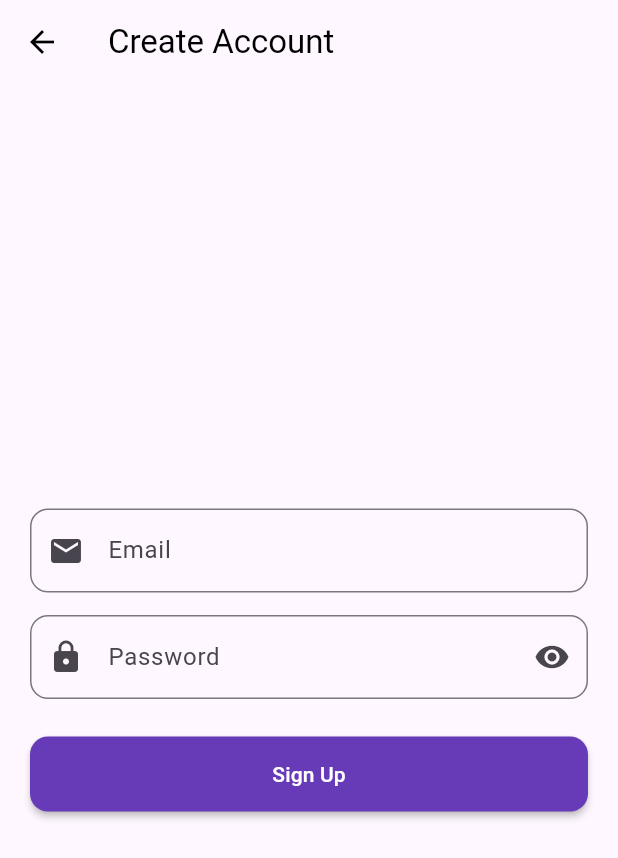
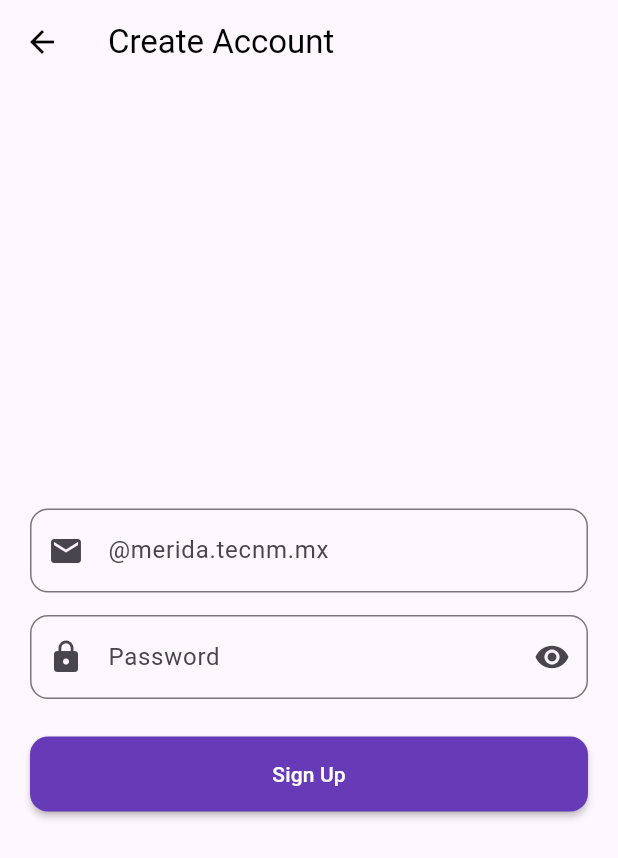
Before and after one commit to RobertoBasto/login_bear_animation, a Flutter app: the screen it shows after launch, after a tap on "Forgot password?", after a tap on "Login", after a tap on "Sign up", on a phone screen of 412 x 824 dp. Shown: the top 858 px of the screen. Run offline on Flutter 3.47's test engine with Material 3 defaults, Android fonts, the phone set to English and light mode, and no system bars; our stand-ins replace firebase_auth, firebase_core, rive, shared_preferences; accounts and stored records are empty.

Commit message:
feat: enforce institutional email regex validation, handle generic invalid credentials error and integrate Spring Boot products API

```diff
--- a/lib/screens/login_screen.dart
+++ b/lib/screens/login_screen.dart
@@ -4,7 +4,6 @@ import 'dart:async';
 import 'package:firebase_auth/firebase_auth.dart';
 import 'package:shared_preferences/shared_preferences.dart';
 
-// Asegúrate de que las rutas coincidan con tu proyecto
 import 'package:login_bear_animation/screens/signup_screen.dart';
 import 'package:login_bear_animation/screens/home_screen.dart';
 
@@ -39,8 +38,12 @@ class _LoginScreenState extends State<LoginScreen> {
   String? emailError;
   String? passError;
 
+  // Valida exclusivamente correos institucionales @merida.tecnm.mx
   bool isValidEmail(String email) {
-    final re = RegExp(r'^[^\s@]+@[^\s@]+\.[^\s@]+$');
+    final re = RegExp(
+      r'^[a-zA-Z0-9._%+-]+@merida\.tecnm\.mx$',
+      caseSensitive: false,
+    );
     return re.hasMatch(email);
   }
 
@@ -52,7 +55,7 @@ class _LoginScreenState extends State<LoginScreen> {
   @override
   void initState() {
     super.initState();
-    _loadRememberMe(); // <-- Cargar correo guardado al iniciar
+    _loadRememberMe();
 
     _emailFocus.addListener(() {
       if (_emailFocus.hasFocus) {
@@ -67,26 +70,30 @@ class _LoginScreenState extends State<LoginScreen> {
     });
   }
 
-  // MÉTODO PARA CARGAR EL CORREO GUARDADO
   Future<void> _loadRememberMe() async {
+    try {
       final prefs = await SharedPreferences.getInstance();
       final savedEmail = prefs.getString('saved_email');
-    if (savedEmail != null && savedEmail.isNotEmpty) {
+      if (savedEmail != null && savedEmail.isNotEmpty && mounted) {
         setState(() {
           _emailCtrl.text = savedEmail;
           _rememberMe = true;
         });
       }
+    } catch (e) {
+      debugPrint('Error cargando preferencias: $e');
+    }
   }
 
-  // LÓGICA DE INICIO DE SESIÓN
   Future<void> _onLogin() async {
     if (_isLoading) return;
 
     final email = _emailCtrl.text.trim();
     final pass = _passCtrl.text;
 
-    final eError = isValidEmail(email) ? null : "Invalid email format";
+    final eError = isValidEmail(email)
+        ? null
+        : "Use an institutional email (@merida.tecnm.mx)";
     final pError = isValidPassword(pass) ? null : "Invalid password format";
 
     setState(() {
@@ -113,39 +120,60 @@ class _LoginScreenState extends State<LoginScreen> {
         password: pass,
       );
 
-      // LOGICA REMEMBER ME: Guardar o borrar el correo
+      try {
         final prefs = await SharedPreferences.getInstance();
         if (_rememberMe) {
           await prefs.setString('saved_email', email);
         } else {
           await prefs.remove('saved_email');
         }
+      } catch (e) {
+        debugPrint('Error guardando Remember Me: $e');
+      }
 
-      // ÉXITO: El osito celebra
       _trigSuccess?.fire();
-
-      // Esperamos 2 segundos completos viendo al osito celebrar
       await Future.delayed(const Duration(seconds: 2));
 
-      // Navegación manual al Home
       if (mounted) {
         Navigator.pushReplacement(
           context,
           MaterialPageRoute(builder: (context) => const HomeScreen()),
         );
       }
-
     } on FirebaseAuthException catch (e) {
       _trigFail?.fire();
       setState(() {
-        if (e.code == 'user-not-found' || e.code == 'invalid-email') {
-          emailError = 'No user found for that email.';
-        } else if (e.code == 'wrong-password' || e.code == 'invalid-credential') {
-          passError = 'Wrong credentials provided.';
-        } else {
-          passError = 'Error: ${e.message}';
+        emailError = null;
+        passError = null;
+      });
+
+      final isBadCredentials = e.code == 'invalid-credential' ||
+          e.code == 'wrong-password' ||
+          e.code == 'user-not-found' ||
+          e.code == 'invalid-email';
+
+      if (mounted) {
+        ScaffoldMessenger.of(context).showSnackBar(
+          SnackBar(
+            content: Text(
+              isBadCredentials
+                  ? 'Credenciales no válidas. Verifica tu correo y contraseña.'
+                  : 'Error de Firebase (${e.code}): ${e.message}',
+            ),
+            backgroundColor: Colors.redAccent,
+          ),
+        );
       }
-      });
+    } catch (e) {
+      _trigFail?.fire();
+      if (mounted) {
+        ScaffoldMessenger.of(context).showSnackBar(
+          SnackBar(
+            content: Text('Error inesperado: $e'),
+            backgroundColor: Colors.redAccent,
+          ),
+        );
+      }
     } finally {
       if (mounted) setState(() => _isLoading = false);
     }
@@ -155,7 +183,9 @@ class _LoginScreenState extends State<LoginScreen> {
     final email = _emailCtrl.text.trim();
 
     if (email.isEmpty || !isValidEmail(email)) {
-      setState(() => emailError = "Enter a valid email first to reset password");
+      setState(
+        () => emailError = "Enter a valid @merida.tecnm.mx email first",
+      );
       return;
     }
 
@@ -222,6 +252,8 @@ class _LoginScreenState extends State<LoginScreen> {
                 TextField(
                   controller: _emailCtrl,
                   focusNode: _emailFocus,
+                  autocorrect: false,
+                  enableSuggestions: false,
                   onChanged: (value) {
                     if (_isChecking == null) return;
                     _isChecking!.change(true);
@@ -237,7 +269,7 @@ class _LoginScreenState extends State<LoginScreen> {
                   keyboardType: TextInputType.emailAddress,
                   decoration: InputDecoration(
                     errorText: emailError,
-                    hintText: 'Email',
+                    hintText: '@merida.tecnm.mx',
                     prefixIcon: const Icon(Icons.email),
                     border: OutlineInputBorder(
                       borderRadius: BorderRadius.circular(12),
@@ -248,6 +280,8 @@ class _LoginScreenState extends State<LoginScreen> {
                 TextField(
                   controller: _passCtrl,
                   focusNode: _passwordFocus,
+                  autocorrect: false,
+                  enableSuggestions: false,
                   onChanged: (value) {
                     if (_isHandsUp == null) return;
                     _isHandsUp!.change(true);
@@ -312,7 +346,10 @@ class _LoginScreenState extends State<LoginScreen> {
                   onPressed: _isLoading ? null : _onLogin,
                   child: _isLoading
                       ? const CircularProgressIndicator(color: Colors.white)
-                      : const Text('Login', style: TextStyle(color: Colors.white)),
+                      : const Text(
+                          'Login',
+                          style: TextStyle(color: Colors.white),
+                        ),
                 ),
                 const SizedBox(height: 10),
                 SizedBox(
--- a/lib/screens/signup_screen.dart
+++ b/lib/screens/signup_screen.dart
@@ -27,13 +27,11 @@ class _SignUpScreenState extends State<SignUpScreen> {
     });
 
     try {
-      // 1. Crear el usuario exclusivamente en Firebase Auth
       await FirebaseAuth.instance.createUserWithEmailAndPassword(
         email: _emailCtrl.text.trim(),
         password: _passCtrl.text,
       );
 
-      // 2. Navegación directa forzada al Home
       if (mounted) {
         Navigator.pushAndRemoveUntil(
           context,
@@ -41,10 +39,10 @@ class _SignUpScreenState extends State<SignUpScreen> {
           (Route<dynamic> route) => false,
         );
       }
-
     } on FirebaseAuthException catch (e) {
       setState(() {
-        _errorMessage = e.message ?? "Error de Firebase: verifique sus credenciales.";
+        _errorMessage =
+            e.message ?? "Error de Firebase: verifique sus credenciales.";
       });
     } catch (e) {
       setState(() {
@@ -78,40 +76,59 @@ class _SignUpScreenState extends State<SignUpScreen> {
                   Text(_errorMessage!, style: const TextStyle(color: Colors.red)),
                   const SizedBox(height: 10),
                 ],
-
                 TextFormField(
                   controller: _emailCtrl,
+                  autocorrect: false,
+                  enableSuggestions: false,
                   keyboardType: TextInputType.emailAddress,
                   decoration: InputDecoration(
-                    hintText: 'Email',
+                    hintText: '@merida.tecnm.mx',
                     prefixIcon: const Icon(Icons.email),
-                    border: OutlineInputBorder(borderRadius: BorderRadius.circular(12)),
+                    border: OutlineInputBorder(
+                      borderRadius: BorderRadius.circular(12),
+                    ),
                   ),
                   validator: (value) {
-                    if (value == null || value.isEmpty) return "Email is required";
-                    final re = RegExp(r'^[^\s@]+@[^\s@]+\.[^\s@]+$');
-                    if (!re.hasMatch(value)) return "Enter a valid email format";
+                    if (value == null || value.isEmpty) {
+                      return "Email is required";
+                    }
+                    final re = RegExp(
+                      r'^[a-zA-Z0-9._%+-]+@merida\.tecnm\.mx$',
+                      caseSensitive: false,
+                    );
+                    if (!re.hasMatch(value.trim())) {
+                      return "Use a valid @merida.tecnm.mx email";
+                    }
                     return null;
                   },
                 ),
                 const SizedBox(height: 15),
-
                 TextFormField(
                   controller: _passCtrl,
+                  autocorrect: false,
+                  enableSuggestions: false,
                   obscureText: _obscure,
+                  keyboardType: TextInputType.visiblePassword,
                   decoration: InputDecoration(
                     hintText: 'Password',
                     prefixIcon: const Icon(Icons.lock),
                     suffixIcon: IconButton(
-                      icon: Icon(_obscure ? Icons.visibility : Icons.visibility_off),
+                      icon: Icon(
+                        _obscure ? Icons.visibility : Icons.visibility_off,
+                      ),
                       onPressed: () => setState(() => _obscure = !_obscure),
                     ),
-                    border: OutlineInputBorder(borderRadius: BorderRadius.circular(12)),
+                    border: OutlineInputBorder(
+                      borderRadius: BorderRadius.circular(12),
+                    ),
                   ),
                   validator: (value) {
-                    if (value == null || value.isEmpty) return "Password is required";
-
-                    final re = RegExp(r'^(?=.*[a-z])(?=.*[A-Z])(?=.*\d)(?=.*[^A-Za-z0-9]).{8,}$');
+                    if (value == null || value.isEmpty) {
+                      return "Password is required";
+                    }
+                    final re = RegExp(
+                      r'^(?=.*[a-z])(?=.*[A-Z])(?=.*\d)(?=.*[^A-Za-z0-9]).{8,}$',
+                    );
                     if (!re.hasMatch(value)) {
                       return "Min 8 chars, 1 uppercase, 1 lowercase, 1 number, 1 special";
                     }
@@ -119,16 +136,20 @@ class _SignUpScreenState extends State<SignUpScreen> {
                   },
                 ),
                 const SizedBox(height: 25),
-
                 MaterialButton(
                   minWidth: size.width,
                   height: 50,
                   color: Colors.deepPurple,
-                  shape: RoundedRectangleBorder(borderRadius: BorderRadius.circular(12)),
+                  shape: RoundedRectangleBorder(
+                    borderRadius: BorderRadius.circular(12),
+                  ),
                   onPressed: _isLoading ? null : _onSignUp,
                   child: _isLoading
                       ? const CircularProgressIndicator(color: Colors.white)
-                      : const Text('Sign Up', style: TextStyle(color: Colors.white)),
+                      : const Text(
+                          'Sign Up',
+                          style: TextStyle(color: Colors.white),
+                        ),
                 ),
               ],
             ),
--- a/pubspec.yaml
+++ b/pubspec.yaml
@@ -39,6 +39,7 @@ dependencies:
   firebase_auth: ^7.0.1
   cloud_firestore: ^7.1.0
   shared_preferences: ^2.5.6
+  http: ^1.6.0
 
 dev_dependencies:
   flutter_test:
```
Also changed, not shown: lib/models/product_model.dart (added, +30 -0 lines), lib/screens/home_screen.dart (+121 -17 lines), pubspec.lock. Lines whose indentation alone changed are shown as unchanged.
